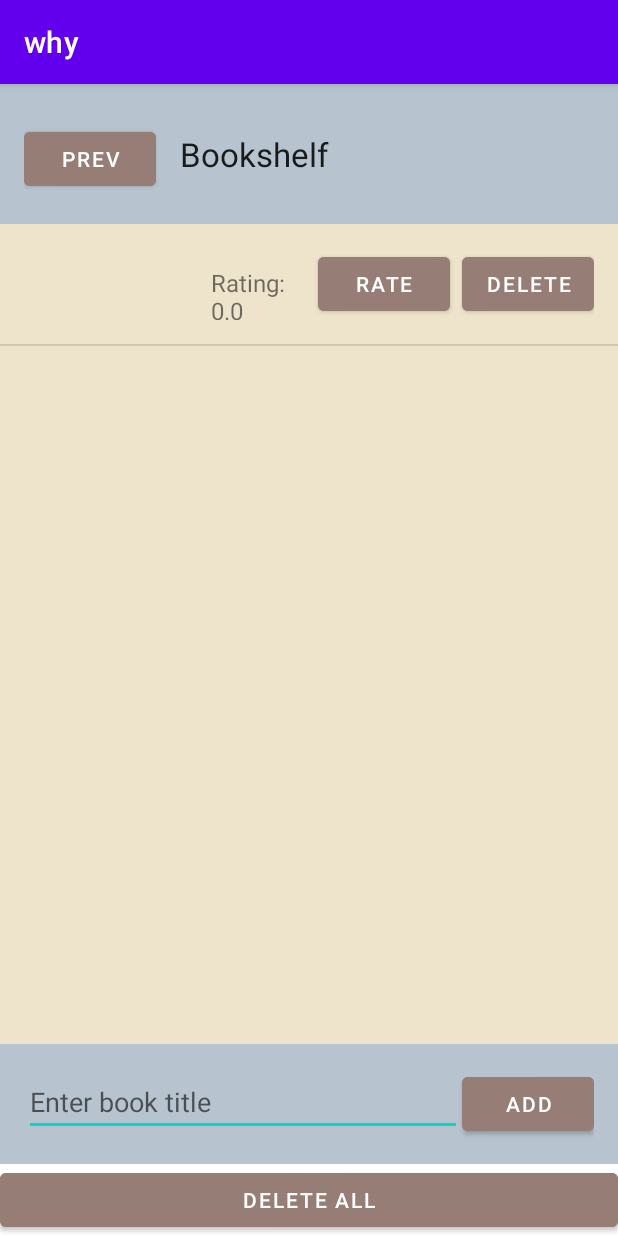
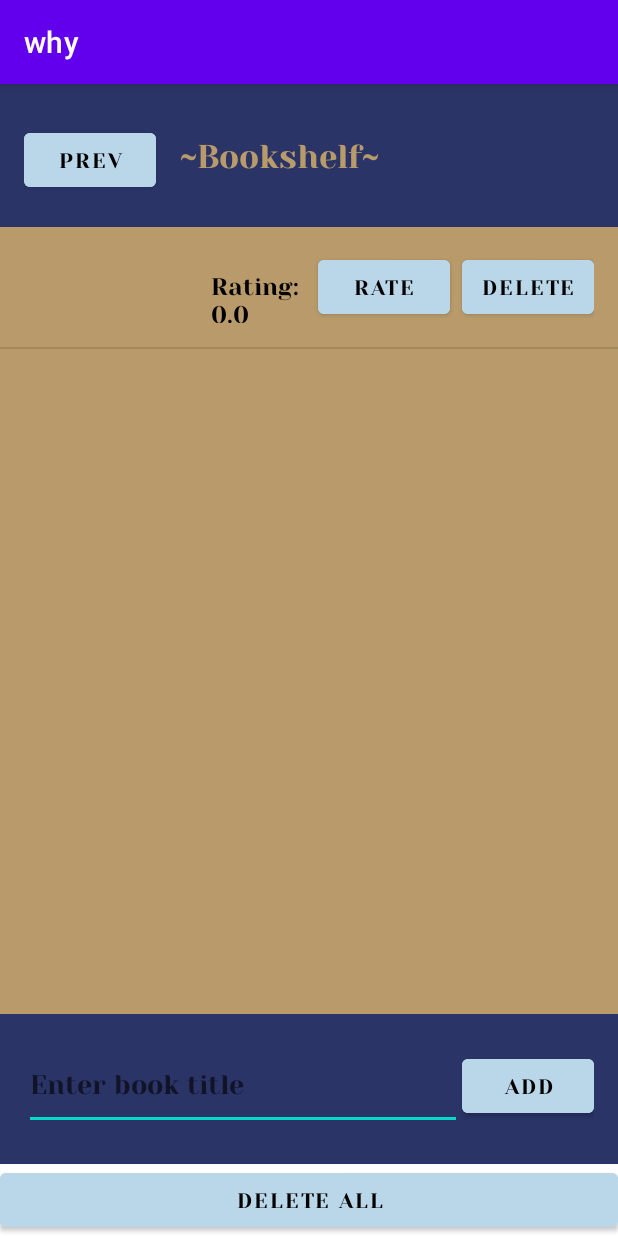
Before and after one commit to ayanahye/mobile-dev-final-project, an Android app: the main_page screen opened directly, with no data from a screen before it, after a tap on "ADD", on a phone screen of 412 x 824 dp. Run offline under Robolectric (Android 15) with nearby library versions, the phone set to English and light mode, and no system bars.

Commit message:
First Commit

```diff
--- a/app/src/main/res/layout/activity_main_page.xml
+++ b/app/src/main/res/layout/activity_main_page.xml
@@ -9,24 +9,28 @@
         android:layout_width="match_parent"
         android:layout_height="wrap_content"
         android:orientation="horizontal"
-        android:background="@color/bluee"
+        android:background="@color/dark"
         android:padding="16dp">
 
         <Button
             android:id="@+id/prevButton"
             android:layout_width="wrap_content"
             android:layout_height="wrap_content"
-            android:backgroundTint="@color/darkestbrown"
-            android:text="prev"/>
+            android:backgroundTint="@color/whipped"
+            android:fontFamily="@font/yeseva_one"
+            android:text="@string/prevButton"
+            android:textColor="@color/black" />
 
 
         <TextView
-            android:id="@+id/titleTextView"
+            android:id="@+id/TitleBookshelf"
             android:layout_width="match_parent"
             android:layout_height="wrap_content"
+            android:fontFamily="@font/yeseva_one"
             android:padding="16dp"
-            android:text="Bookshelf"
-            android:textAppearance="@style/TextAppearance.AppCompat.Large"/>
+            android:text="@string/TitleBookshelf"
+            android:textAppearance="@style/TextAppearance.AppCompat.Large"
+            android:textColor="@color/cream" />
 
 
     </LinearLayout>
@@ -34,32 +38,36 @@
     <ListView
         android:id="@+id/bookListView"
         android:layout_width="match_parent"
-        android:layout_height="0dp"
+        android:layout_height="438dp"
         android:layout_weight="1"
-        android:textColor="@color/black"
-        android:background="@color/lightestbrown"
-        android:scrollbarStyle="outsideOverlay" />
+        android:background="@color/cream"
+        android:scrollbarStyle="outsideOverlay"
+        android:textColor="@color/white" />
 
     <LinearLayout
         android:layout_width="match_parent"
-        android:layout_height="wrap_content"
+        android:layout_height="100dp"
+        android:background="@color/dark"
         android:orientation="horizontal"
-        android:background="@color/bluee"
         android:padding="16dp">
 
         <EditText
             android:id="@+id/addBookEditText"
-            android:layout_width="0dp"
-            android:layout_height="wrap_content"
+            android:layout_width="294dp"
+            android:layout_height="61dp"
             android:layout_weight="1"
-            android:hint="Enter book title" />
+            android:fontFamily="@font/yeseva_one"
+            android:hint="Enter book title"
+            android:textColor="@color/white" />
 
         <Button
             android:id="@+id/addBookButton"
             android:layout_width="wrap_content"
             android:layout_height="wrap_content"
-            android:backgroundTint="@color/darkestbrown"
-            android:text="Add"/>
+            android:backgroundTint="@color/whipped"
+            android:fontFamily="@font/yeseva_one"
+            android:text="@string/addBookButton"
+            android:textColor="@color/black" />
 
     </LinearLayout>
 
@@ -67,8 +75,10 @@
         android:id="@+id/deleteAllButton"
         android:layout_width="match_parent"
         android:layout_height="wrap_content"
+        android:backgroundTint="@color/whipped"
+        android:fontFamily="@font/yeseva_one"
         android:onClick="deleteAll"
-        android:backgroundTint="@color/darkestbrown"
-        android:text="Delete All" />
+        android:text="@string/deleteAllButton"
+        android:textColor="@color/black" />
 
 </LinearLayout>
--- a/app/src/main/res/layout/list_item.xml
+++ b/app/src/main/res/layout/list_item.xml
@@ -9,6 +9,8 @@
         android:id="@+id/textView"
         android:layout_width="0dp"
         android:layout_height="wrap_content"
+        android:fontFamily="@font/yeseva_one"
+        android:textColor="@color/black"
         android:layout_weight="1"
         android:textSize="16sp"/>
 
@@ -16,6 +18,8 @@
     <TextView
         android:id="@+id/ratingTextView"
         android:layout_width="71dp"
+        android:fontFamily="@font/yeseva_one"
+        android:textColor="@color/black"
         android:layout_height="wrap_content"
         android:textSize="16sp" />
 
@@ -23,22 +27,26 @@
         android:id="@+id/rateButton"
         android:layout_width="wrap_content"
         android:layout_height="wrap_content"
-        android:backgroundTint="@color/darkestbrown"
-        android:text="Rate"
         android:layout_marginRight="8dp"
+        android:backgroundTint="@color/whipped"
+        android:fontFamily="@font/yeseva_one"
         android:paddingLeft="12dp"
         android:paddingRight="12dp"
-        android:textSize="14sp"/>
+        android:text="@string/rateButton"
+        android:textColor="@color/black"
+        android:textSize="14sp" />
 
     <Button
         android:id="@+id/deleteButton"
         android:layout_width="wrap_content"
         android:layout_height="wrap_content"
-        android:backgroundTint="@color/darkestbrown"
+        android:backgroundTint="@color/whipped"
+        android:fontFamily="@font/yeseva_one"
         android:paddingLeft="12dp"
         android:paddingRight="12dp"
-        android:textSize="14sp"
-        android:text="Delete"/>
+        android:text="@string/deleteButton"
+        android:textColor="@color/black"
+        android:textSize="14sp" />
 
 
 </LinearLayout>
--- a/app/src/main/res/values-night/colors.xml
+++ b/app/src/main/res/values-night/colors.xml
@@ -7,6 +7,12 @@
     <color name="darkestbrown">#735F32</color>
     <color name="black">#FFFFFF</color>
 
+    <color name="dark">#1E212D</color>
+    <color name="coffee">#B68973</color>
+    <color name="cream">#EABF9F</color>
+    <color name="whipped">#865439</color>
+
+
 
 
 
--- a/app/src/main/res/values/colors.xml
+++ b/app/src/main/res/values/colors.xml
@@ -12,4 +12,9 @@
     <color name="mediumbrown">#D7C0AE</color>
     <color name="darkestbrown">#967E76</color>
 
+    <color name="dark">#2B3467</color>
+    <color name="coffee">#F5EFE6</color>
+    <color name="cream">#B99B6B</color>
+    <color name="whipped">#BAD7E9</color>
+
 </resources>
--- a/app/src/main/res/values/strings.xml
+++ b/app/src/main/res/values/strings.xml
@@ -2,6 +2,19 @@
     <string name="app_name">why</string>
     <string name="title_activity_settings">SettingsActivity</string>
     <string name="dark_mode">Dark mode</string>
+    <string name="currRead">Current Books</string>
+    <string name="prevRead">Generate Book</string>
+    <string name="Title">~Reading Library~</string>
+    <string name="Switch">Night mode</string>
+    <string name="TitleGen">Generate Book</string>
+    <string name="TitleBookshelf">~Bookshelf~</string>
+    <string name="deleteAllButton">Delete All</string>
+    <string name="addBookButton">Add</string>
+    <string name="prevButton">Prev</string>
+    <string name="rateButton">Rate</string>
+    <string name="deleteButton">Delete</string>
+    <string name="nextButton">Next</string>
+    <string name="generateButton">Generate Book</string>
     <!-- Preference Titles -->
     <string name="messages_header">Messages</string>
     <string name="sync_header">Sync</string>
```
Also changed, not shown: app/src/main/res/layout/activity_main.xml (+30 -19 lines), app/src/main/res/layout/activity_old.xml (+19 -13 lines), app/src/main/res/drawable/animeboy.jpg (added), app/src/main/res/font/yeseva_one.ttf (added).
